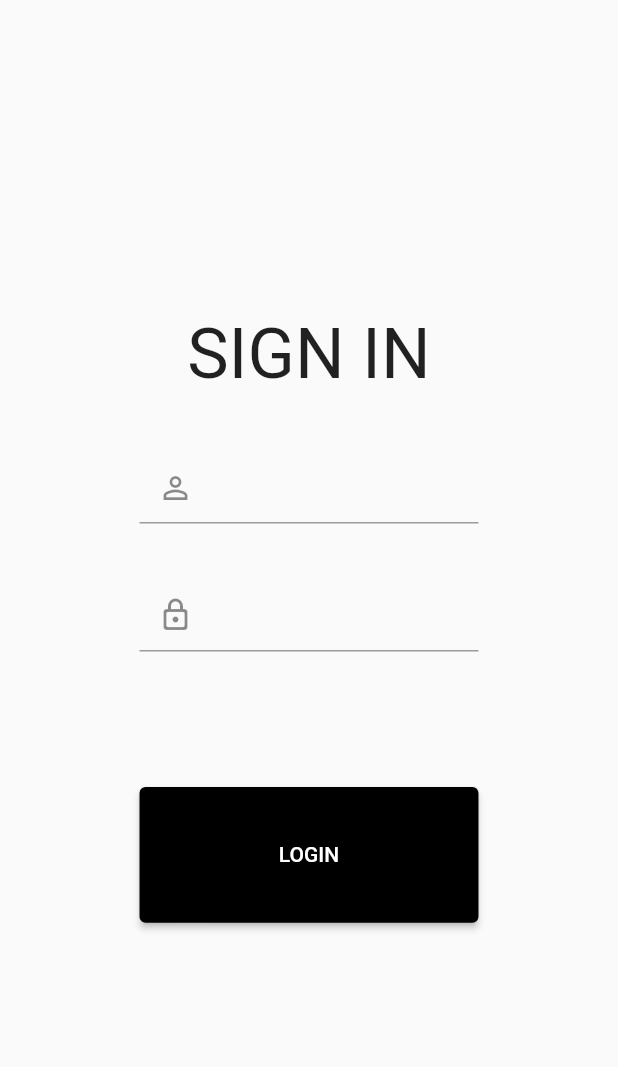
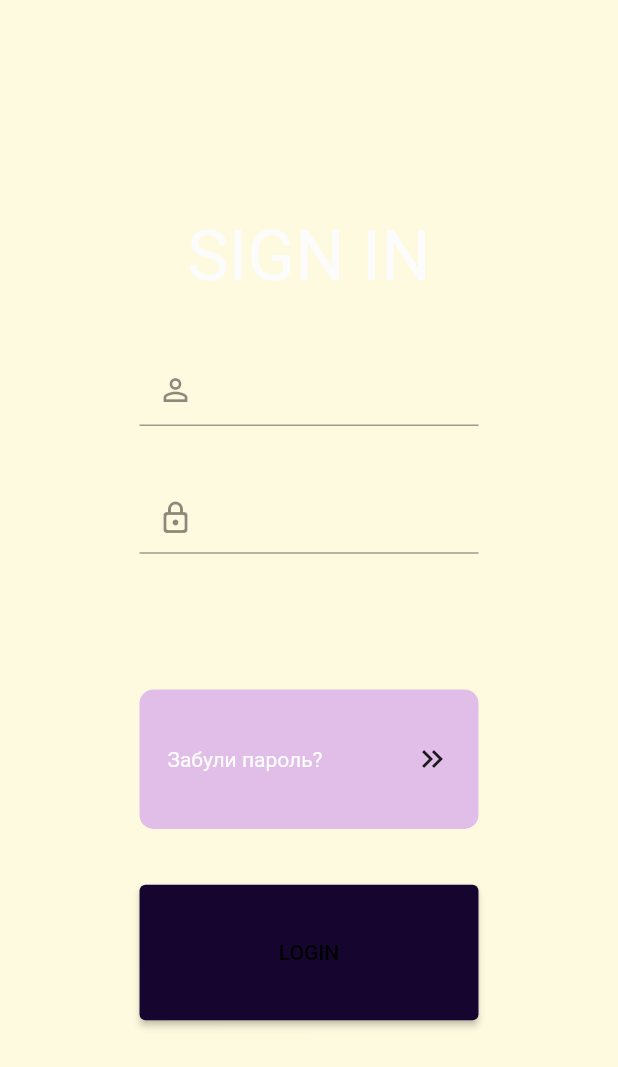
Before and after one commit to SashaKeks/pear_market, a Flutter app: the screen it shows after launch, scrolled down 576 dp, after a tap on the "exit to app" icon, on a phone screen of 412 x 824 dp. Shown: the top 1067 px of the screen. Run offline on Flutter 3.47's test engine with Material 2 defaults, Android fonts, the phone set to English and light mode, and no system bars; our stand-ins replace carousel_slider, cloud_firestore, dartz, firebase_auth, firebase_core, get_it and 1 more; accounts and stored records are empty.

Commit message:
redesign menu

```diff
--- a/lib/core/resources/colors.dart
+++ b/lib/core/resources/colors.dart
@@ -2,4 +2,6 @@ import 'package:flutter/material.dart';
 
 class AppColors {
   static const productCardColor = Color.fromARGB(116, 212, 212, 212);
+
+  static const sd = Colors.red;
 }
--- a/lib/features/auth/presentation/pages/auth/auth_page.dart
+++ b/lib/features/auth/presentation/pages/auth/auth_page.dart
@@ -61,11 +61,31 @@ class AuthForm extends StatelessWidget {
           SizedBox(height: AppDemensions.appSize20),
           Text(context.watch<AuthViewModel>().eror),
           SizedBox(height: AppDemensions.appSize20),
+          GestureDetector(
+            onTap: () {},
+            child: Container(
+              height: AppDemensions.appSize50,
+              padding: EdgeInsets.all(AppDemensions.appSize10),
+              decoration: BoxDecoration(
+                color: Colors.purple.shade100,
+                borderRadius: BorderRadius.circular(AppDemensions.appSize5),
+              ),
+              child: Row(
+                mainAxisAlignment: MainAxisAlignment.spaceBetween,
+                children: [
+                  Text("Забули пароль?"),
+                  Icon(Icons.keyboard_double_arrow_right_sharp),
+                ],
+              ),
+            ),
+          ),
+          SizedBox(height: AppDemensions.appSize20),
           Container(
-            width: AppDemensions.appSize200,
+            width: double.infinity,
             child: ElevatedButton(
               style: const ButtonStyle(
-                backgroundColor: MaterialStatePropertyAll(Colors.black),
+                backgroundColor:
+                    MaterialStatePropertyAll(Color.fromARGB(255, 21, 5, 47)),
               ),
               onPressed: context.read<AuthViewModel>().onLoginButtonPress,
               child: Padding(
--- a/lib/features/products/presentation/pages/menu/menu_page.dart
+++ b/lib/features/products/presentation/pages/menu/menu_page.dart
@@ -15,6 +15,26 @@ class MenuPage extends StatelessWidget {
         title: const Text("MENU"),
         centerTitle: true,
         actions: [
+          Row(
+            mainAxisAlignment: MainAxisAlignment.spaceAround,
+            children: [
+              Icon(Icons.light_mode),
+              Switch(
+                // This bool value toggles the switch.
+                value: true,
+                activeColor: Theme.of(context).primaryColorLight,
+                inactiveThumbColor: Theme.of(context).primaryColorLight,
+                onChanged: (bool value) {
+                  // This is called when the user toggles the switch.
+                  // setState(() {
+                  //   light = value;
+                  // });
+                },
+              ),
+              Icon(Icons.dark_mode),
+              SizedBox(width: AppDemensions.appSize5),
+            ],
+          ),
           IconButton(
             onPressed: context.read<MenuViewModel>().onSignOutButonPress,
             icon: const Icon(Icons.exit_to_app),
@@ -22,39 +42,45 @@ class MenuPage extends StatelessWidget {
         ],
       ),
       body: SingleChildScrollView(
-        physics: NeverScrollableScrollPhysics(),
+        // physics: NeverScrollableScrollPhysics(),
         child: Column(
           children: [
-            Center(
-              child: Wrap(
+            SizedBox(
+              height: AppDemensions.appSize10,
+            ),
+            Wrap(
               children: List.generate(
                 ProductType.values.length,
                 (index) => Padding(
-                    padding: EdgeInsets.all(AppDemensions.appSize10),
+                  padding: EdgeInsets.symmetric(
+                      horizontal: AppDemensions.appSize10,
+                      vertical: AppDemensions.appSize5),
                   child: InkWell(
                     onTap: () =>
                         context.read<MenuViewModel>().onMenuItemTap(index),
-                      child: Column(
-                        mainAxisAlignment: MainAxisAlignment.center,
+                    child: Container(
+                      // padding: EdgeInsets.all(AppDemensions.appSize5),
+                      decoration: BoxDecoration(
+                          color: Theme.of(context).primaryColorLight,
+                          borderRadius: BorderRadius.circular(20.0)),
+                      child: Row(
+                        mainAxisAlignment: MainAxisAlignment.spaceAround,
                         crossAxisAlignment: CrossAxisAlignment.center,
                         children: [
                           Container(
-                            width: AppDemensions.appSize150,
                             height: AppDemensions.appSize150,
-                            decoration: BoxDecoration(
-                              image: DecorationImage(
-                                image: AssetImage(
+                            // width: AppDemensions.appSize200,
+                            child: Image.asset(
                               "assets/images/${ProductType.values[index].name}.png",
-                                ),
-                              ),
+                              fit: BoxFit.contain,
                             ),
                           ),
                           Text(
                             ProductType.values[index].name.toUpperCase(),
-                            style: GoogleFonts.montserrat(
+                            style: GoogleFonts.nanumGothic(
                               textStyle: TextStyle(
                                 fontWeight: FontWeight.w500,
-                                fontSize: AppDemensions.appSize10,
+                                fontSize: 27,
                               ),
                             ),
                           ),
@@ -70,18 +96,16 @@ class MenuPage extends StatelessWidget {
       ),
       bottomNavigationBar: BottomNavigationBar(
         elevation: 100,
-        backgroundColor: Colors.deepPurple,
+        backgroundColor: Theme.of(context).primaryColor,
         type: BottomNavigationBarType.fixed,
-        fixedColor: Colors.white,
-        unselectedItemColor: Colors.deepPurple[200],
+        fixedColor: Theme.of(context).primaryColorLight,
+        unselectedItemColor: Theme.of(context).primaryColorDark,
         items: const [
           BottomNavigationBarItem(
-            backgroundColor: Colors.red,
             label: "Home",
             icon: Icon(Icons.home),
           ),
           BottomNavigationBarItem(
-            backgroundColor: Colors.green,
             label: "Statistic",
             icon: Icon(Icons.stacked_line_chart),
           ),
--- a/lib/features/products/presentation/pages/menu/provider/menu_view_model.dart
+++ b/lib/features/products/presentation/pages/menu/provider/menu_view_model.dart
@@ -15,9 +15,11 @@ class MenuViewModel extends ChangeNotifier {
     );
   }
 
-  onSignOutButonPress() {
+  void onSignOutButonPress() {
     signOutUseCase();
     Navigator.pushNamedAndRemoveUntil(
         context, AppNavigationNames.authPage, (route) => false);
   }
+
+  void onThemeSwitcher() {}
 }
--- a/lib/main.dart
+++ b/lib/main.dart
@@ -17,13 +17,52 @@ void main() async {
 class MyApp extends StatelessWidget {
   const MyApp({super.key});
 
+  MaterialColor createMaterialColor(Color color) {
+    List strengths = <double>[.05];
+    Map<int, Color> swatch = {};
+    final int r = color.red, g = color.green, b = color.blue;
+
+    for (int i = 1; i < 10; i++) {
+      strengths.add(0.1 * i);
+    }
+    for (var strength in strengths) {
+      final double ds = 0.5 - strength;
+      swatch[(strength * 1000).round()] = Color.fromRGBO(
+        r + ((ds < 0 ? r : (255 - r)) * ds).round(),
+        g + ((ds < 0 ? g : (255 - g)) * ds).round(),
+        b + ((ds < 0 ? b : (255 - b)) * ds).round(),
+        1,
+      );
+    }
+
+    return MaterialColor(color.value, swatch);
+  }
+
   @override
   Widget build(BuildContext context) {
     return MaterialApp(
       debugShowCheckedModeBanner: false,
       theme: ThemeData(
-        primarySwatch: Colors.deepPurple,
+        primarySwatch: createMaterialColor(Color(0xffadc178)),
+        scaffoldBackgroundColor: Color(0xfffefae0),
+        textTheme: TextTheme(
+          bodyMedium: TextStyle(
+            color: Color.fromARGB(255, 253, 252, 252),
+          ),
+        ),
+        appBarTheme: AppBarTheme(foregroundColor: Colors.white),
       ),
+      darkTheme: ThemeData(
+        primarySwatch: createMaterialColor(Color(0xff001529)),
+        scaffoldBackgroundColor: Color(0xff001219),
+        textTheme: TextTheme(
+          bodyMedium: TextStyle(
+            color: Color.fromARGB(255, 253, 252, 252),
+          ),
+        ),
+        appBarTheme: AppBarTheme(foregroundColor: Colors.white),
+      ),
+      themeMode: ThemeMode.light,
       initialRoute: AppNavigationNames.homePage,
       routes: AppNavigation.routes,
       onGenerateRoute: AppNavigation.onGenerateRoute,
```
Also changed, not shown: assets/images/accessories.png, assets/images/airpods.png, assets/images/applewatch.png, assets/images/ipad.png, assets/images/iphone.png, assets/images/mac.png, assets/images/other.png, 1 other file. Lines whose indentation alone changed are shown as unchanged.
